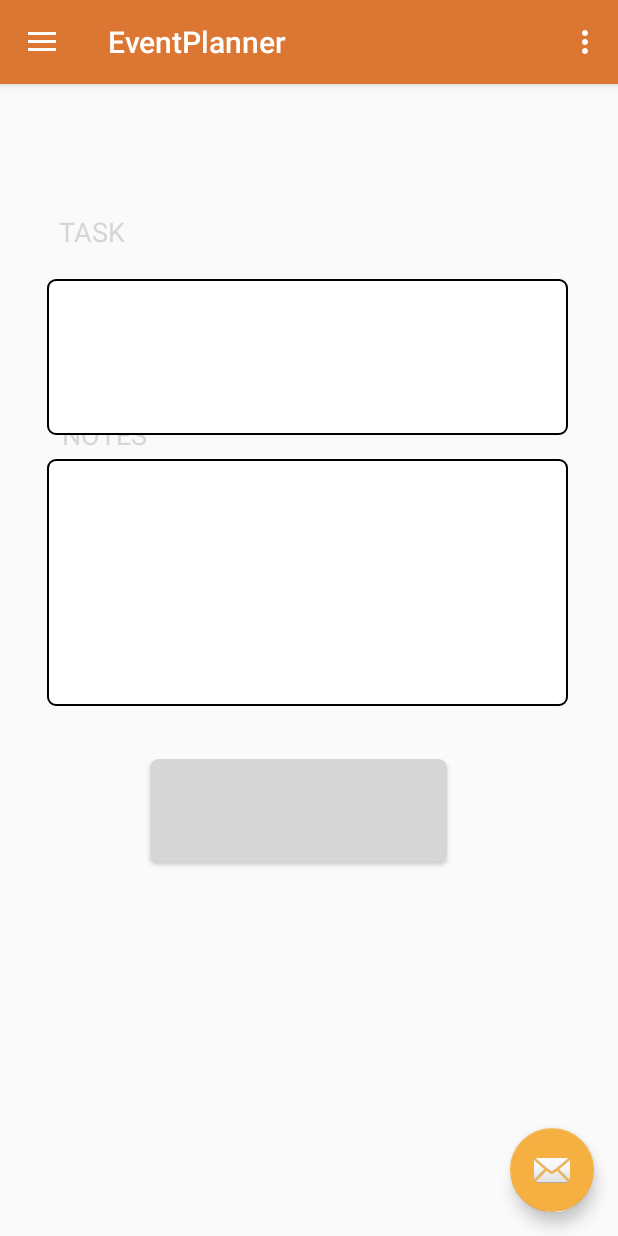
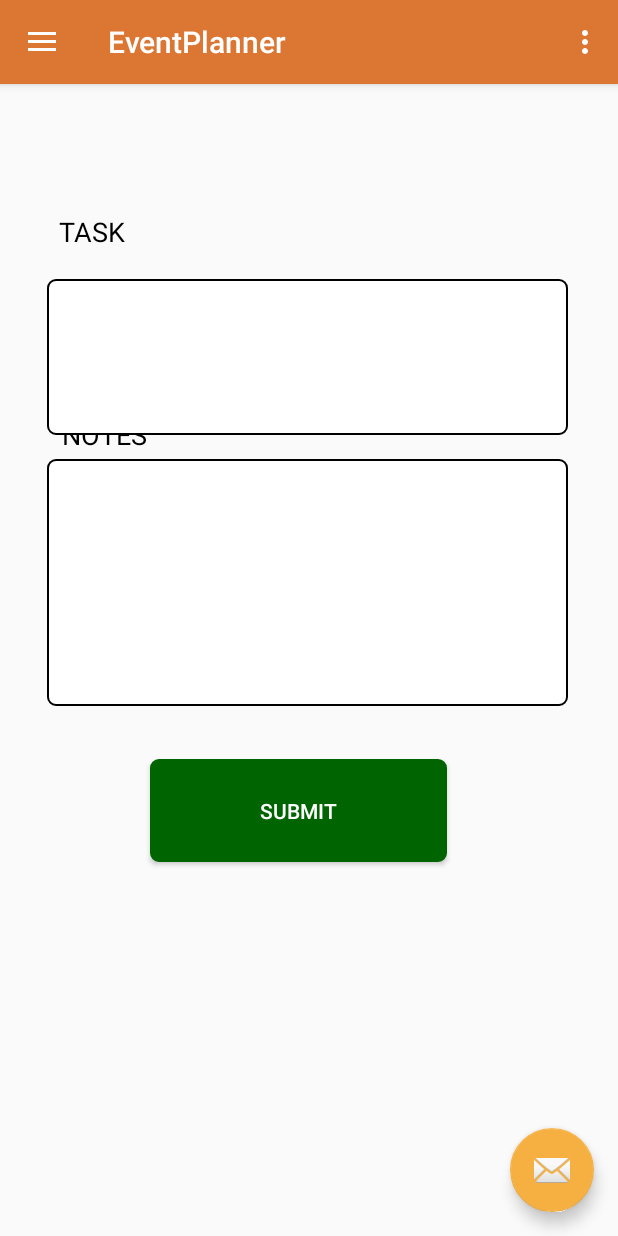
Before and after one commit to NaduniRanasinghe/Event-Planner, an Android app: the fragment TodoListAdd placed in its activity, in the side drawer, after a tap on "To-Do List", on a phone screen of 412 x 824 dp. Run offline under Robolectric (Android 15) with nearby library versions, the phone set to English and light mode, and no system bars.

Commit message:
add todolist

```diff
--- a/app/src/main/java/com/projects/naduni/eventplanner/MainActivity.java
+++ b/app/src/main/java/com/projects/naduni/eventplanner/MainActivity.java
@@ -93,6 +93,8 @@ public class MainActivity extends AppCompatActivity
 
         } else if (id == R.id.nav_todo) {
 
+            ft.replace(R.id.content_frame, new TodoListAdd());
+            ft.commit();
         }
 
         DrawerLayout drawer = (DrawerLayout) findViewById(R.id.drawer_layout);
--- a/app/src/main/res/values/colors.xml
+++ b/app/src/main/res/values/colors.xml
@@ -1,7 +1,15 @@
 <?xml version="1.0" encoding="utf-8"?>
 <resources>
+
+
+
+    <color name="colorBlack">#000</color>
+    <color name="colordarkgreen">	#006400</color>
+    <color name="colorwhite">#fff</color>
+
 
     <color name="colorPrimary">#DC7633</color>
     <color name="colorPrimaryDark">#F5B041</color>
     <color name="colorAccent">#F5B041</color>
+
 </resources>
```
